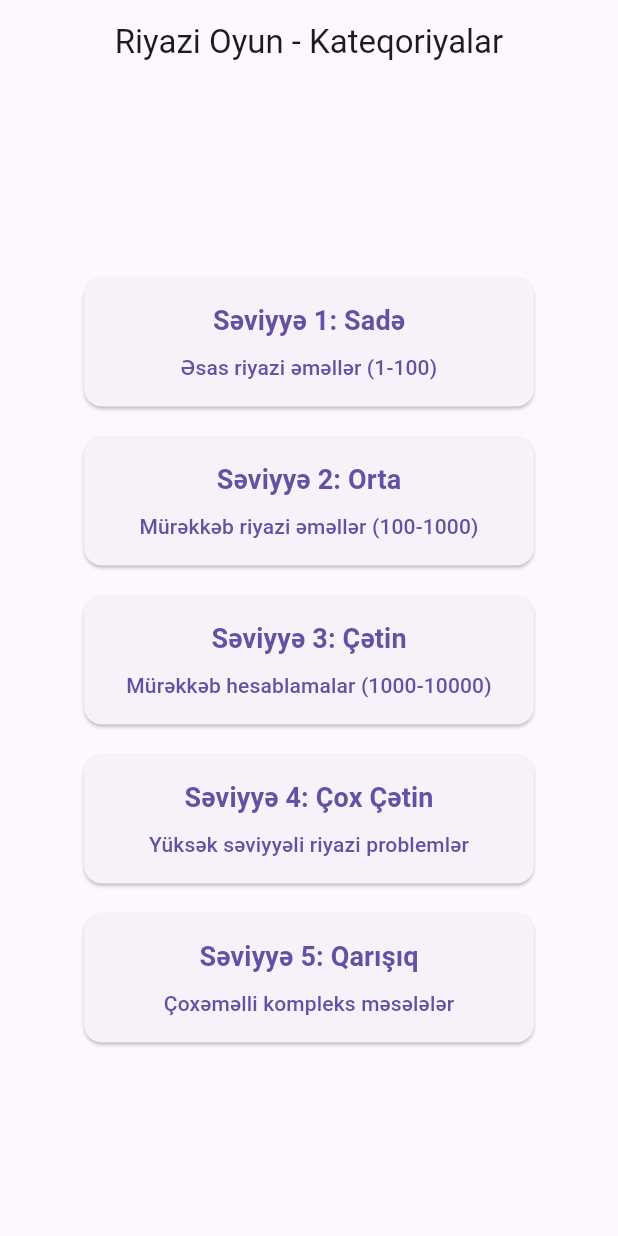
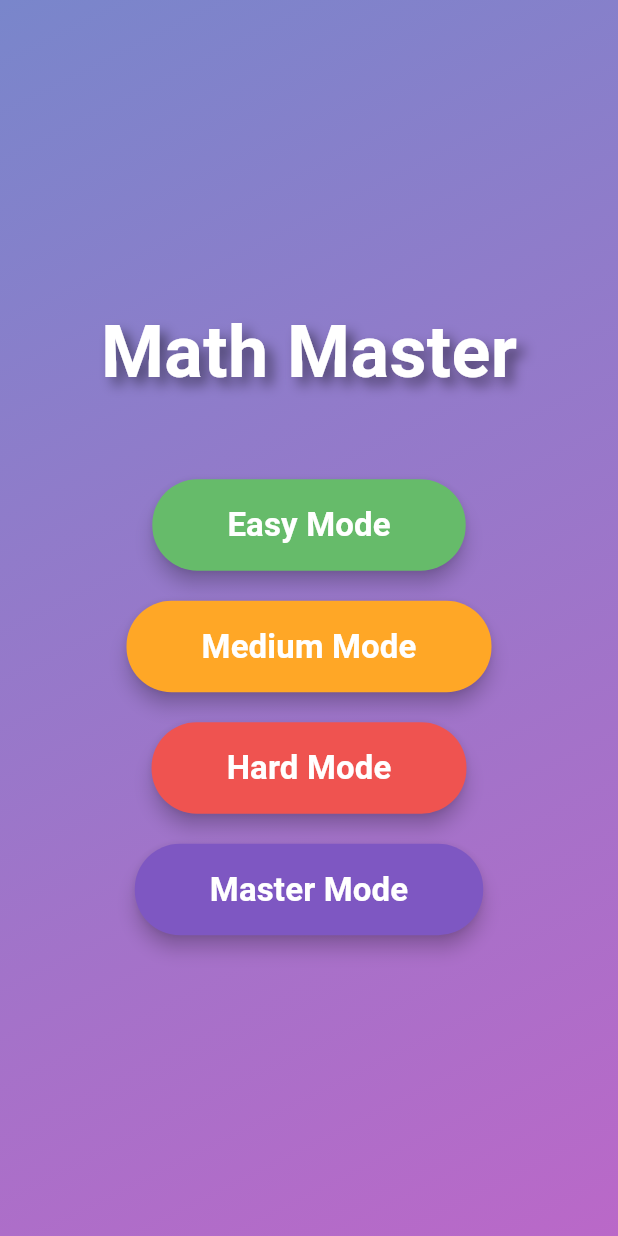
Before and after one commit to therasuldev/zifromania, a Flutter app: the screen it shows after launch, on a phone screen of 412 x 824 dp. Run offline on Flutter 3.47's test engine with Material 3 defaults, Android fonts, the phone set to English and light mode, and no system bars; our stand-ins replace audioplayers, confetti; Roboto replaces fonts that are missing (Montserrat).

```diff
--- a/lib/main.dart
+++ b/lib/main.dart
@@ -1,17 +1,14 @@
-// ignore_for_file: constant_identifier_names
 import 'dart:async';
 import 'dart:math';
+// import 'package:flame/components.dart' hide Timer;
+// import 'package:flame/palette.dart';
 import 'package:flutter/material.dart';
+import 'package:audioplayers/audioplayers.dart';
+import 'package:confetti/confetti.dart';
 
 void main() {
   runApp(const MathGameApp());
 }
-
-// Enum for Game Difficulty Levels
-enum GameDifficulty { easy, medium, hard, veryDifficult, mix }
-
-// Enum for Operation Types with Extended Operations
-enum OperationType { addition, subtraction, multiplication, division, squareRoot, modulo, exponentiation, logarithm }
 
 class MathGameApp extends StatelessWidget {
   const MathGameApp({super.key});
@@ -19,68 +16,58 @@ class MathGameApp extends StatelessWidget {
   @override
   Widget build(BuildContext context) {
     return MaterialApp(
-      title: 'Riyazi Oyun',
+      title: 'Math Master',
       theme: ThemeData(
-        primarySwatch: Colors.blue,
-        fontFamily: 'Roboto',
+        primarySwatch: Colors.indigo,
+        fontFamily: 'Montserrat',
+        visualDensity: VisualDensity.adaptivePlatformDensity,
       ),
-      home: const CategorySelectionScreen(),
-      debugShowCheckedModeBanner: false,
+      home: const GameIntroScreen(),
     );
   }
 }
 
-// Category Selection Screen
-class CategorySelectionScreen extends StatelessWidget {
-  const CategorySelectionScreen({super.key});
+class GameIntroScreen extends StatelessWidget {
+  const GameIntroScreen({super.key});
 
   @override
   Widget build(BuildContext context) {
     return Scaffold(
-      appBar: AppBar(
-        title: const Text('Riyazi Oyun - Kateqoriyalar'),
-        centerTitle: true,
+      body: Container(
+        decoration: BoxDecoration(
+          gradient: LinearGradient(
+            begin: Alignment.topLeft,
+            end: Alignment.bottomRight,
+            colors: [Colors.indigo.shade300, Colors.purple.shade300],
           ),
-      body: Padding(
-        padding: const EdgeInsets.all(16.0),
+        ),
         child: Center(
           child: Column(
             mainAxisAlignment: MainAxisAlignment.center,
             children: [
-              _buildCategoryButton(
-                context,
-                'Səviyyə 1: Sadə',
-                'Əsas riyazi əməllər (1-100)',
-                GameDifficulty.easy,
+              const Text(
+                'Math Master',
+                style: TextStyle(
+                  fontSize: 48,
+                  fontWeight: FontWeight.bold,
+                  color: Colors.white,
+                  shadows: [
+                    Shadow(
+                      blurRadius: 10.0,
+                      color: Colors.black45,
+                      offset: Offset(5.0, 5.0),
                     ),
+                  ],
+                ),
+              ),
+              const SizedBox(height: 50),
+              _buildDifficultyButton(context, 'Easy Mode', Colors.green.shade400, GameDifficulty.easy),
               const SizedBox(height: 20),
-              _buildCategoryButton(
-                context,
-                'Səviyyə 2: Orta',
-                'Mürəkkəb riyazi əməllər (100-1000)',
-                GameDifficulty.medium,
-              ),
+              _buildDifficultyButton(context, 'Medium Mode', Colors.orange.shade400, GameDifficulty.medium),
               const SizedBox(height: 20),
-              _buildCategoryButton(
-                context,
-                'Səviyyə 3: Çətin',
-                'Mürəkkəb hesablamalar (1000-10000)',
-                GameDifficulty.hard,
-              ),
+              _buildDifficultyButton(context, 'Hard Mode', Colors.red.shade400, GameDifficulty.hard),
               const SizedBox(height: 20),
-              _buildCategoryButton(
-                context,
-                'Səviyyə 4: Çox Çətin',
-                'Yüksək səviyyəli riyazi problemlər',
-                GameDifficulty.veryDifficult,
-              ),
-              const SizedBox(height: 20),
-              _buildCategoryButton(
-                context,
-                'Səviyyə 5: Qarışıq',
-                'Çoxəməlli kompleks məsələlər',
-                GameDifficulty.mix,
-              ),
+              _buildDifficultyButton(context, 'Master Mode', Colors.deepPurple.shade400, GameDifficulty.veryDifficult),
             ],
           ),
         ),
@@ -88,15 +75,15 @@ class CategorySelectionScreen extends StatelessWidget {
     );
   }
 
-  Widget _buildCategoryButton(BuildContext context, String title, String subtitle, GameDifficulty difficulty) {
-    return SizedBox(
-      width: 300,
-      child: ElevatedButton(
+  Widget _buildDifficultyButton(BuildContext context, String title, Color color, GameDifficulty difficulty) {
+    return ElevatedButton(
       style: ElevatedButton.styleFrom(
-          padding: const EdgeInsets.symmetric(vertical: 16.0, horizontal: 24.0),
+        backgroundColor: color,
+        padding: const EdgeInsets.symmetric(horizontal: 50, vertical: 15),
         shape: RoundedRectangleBorder(
-            borderRadius: BorderRadius.circular(12),
+          borderRadius: BorderRadius.circular(30),
         ),
+        elevation: 5,
       ),
       onPressed: () {
         Navigator.push(
@@ -106,49 +93,60 @@ class CategorySelectionScreen extends StatelessWidget {
           ),
         );
       },
-        child: Column(
-          children: [
-            Text(
+      child: Text(
         title,
-              style: const TextStyle(fontSize: 18, fontWeight: FontWeight.bold),
-            ),
-            const SizedBox(height: 8),
-            Text(
-              subtitle,
-              textAlign: TextAlign.center,
-            ),
-          ],
+        style: const TextStyle(
+          fontSize: 22,
+          fontWeight: FontWeight.bold,
+          color: Colors.white,
         ),
       ),
     );
   }
 }
 
-// Main Game Screen
+// Enum for Game Difficulty Levels
+enum GameDifficulty { easy, medium, hard, veryDifficult, mix }
+
+// Enum for Operation Types with Extended Operations
+enum OperationType { addition, subtraction, multiplication, division, squareRoot, modulo, exponentiation, logarithm }
+
 class GameScreen extends StatefulWidget {
   final GameDifficulty difficulty;
 
   const GameScreen({super.key, required this.difficulty});
 
   @override
-  State<GameScreen> createState() => _GameScreenState();
+  _GameScreenState createState() => _GameScreenState();
 }
 
-class _GameScreenState extends State<GameScreen> {
+class _GameScreenState extends State<GameScreen> with SingleTickerProviderStateMixin {
   late int score = 0;
   late int secondsRemaining = 60;
   Timer? timer;
   late String currentQuestion;
   late int correctAnswer;
   late List<int> answerOptions;
-  bool isCorrect = false;
   bool isGameActive = true;
   int incorrectAnswersCount = 0;
   static const int MAX_INCORRECT_ANSWERS = 4;
 
+  int? _lastSelectedAnswer;
+
+  // Sound and animation controllers
+  late AudioPlayer _audioPlayer;
+  late ConfettiController _confettiController;
+  late AnimationController _shakeController;
+
   @override
   void initState() {
     super.initState();
+    _audioPlayer = AudioPlayer();
+    _confettiController = ConfettiController(duration: const Duration(seconds: 1));
+    _shakeController = AnimationController(
+      duration: const Duration(milliseconds: 500),
+      vsync: this,
+    );
     startGame();
   }
 
@@ -336,43 +334,59 @@ class _GameScreenState extends State<GameScreen> {
     // Cavab seçimlərini strategik şəkildə yaradılması
     answerOptions = [correctAnswer];
 
-    while (answerOptions.length < 3) {
-      print('Answer Options Length: ${answerOptions.length}');
+    int maxAttempts = 20;
+    int attempts = 0;
+
+    while (answerOptions.length < 4 && attempts < maxAttempts) {
+      int errorMargin = ((correctAnswer.abs()) * 0.2).ceil() + 1;
+
+      // Farklı stratejilerle yanlış cevap üretme
       int wrongAnswer;
 
-      // Doğru cavabın ±20%-lik səhv marginindən istifadə olunur
-      int errorMargin = ((correctAnswer.abs()) * 0.2).ceil() + 1;
+      switch (attempts % 3) {
+        case 0:
+          // Doğru cevabın etrafında ±20% aralığında
           wrongAnswer = correctAnswer + (random.nextBool() ? random.nextInt(errorMargin) : -random.nextInt(errorMargin));
+          break;
+        case 1:
+          // Doğru cevaptan belirgin şekilde farklı
+          wrongAnswer = correctAnswer + (random.nextBool() ? errorMargin * 2 : -errorMargin * 2);
+          break;
+        default:
+          // Tamamen rastgele ama sınırlı
+          wrongAnswer = (correctAnswer + random.nextInt(errorMargin * 3) - (errorMargin * 1.5).toInt());
+      }
 
-      // Mənalı yanlış cavabların seçilməsi üçün əlavə yoxlamalar
-      if (wrongAnswer > 0 &&
-          wrongAnswer != correctAnswer &&
-          !answerOptions.contains(wrongAnswer) &&
-          !_hasMultipleEndingDigit(answerOptions, wrongAnswer % 10)) {
+      // Güvenlik kontrolleri
+      if (wrongAnswer != correctAnswer && wrongAnswer > 0 && !answerOptions.contains(wrongAnswer)) {
         answerOptions.add(wrongAnswer);
       }
+
+      attempts++;
     }
 
+    while (answerOptions.length < 4) {
+      int fallbackWrongAnswer = correctAnswer + random.nextInt(10) + 1;
+      if (!answerOptions.contains(fallbackWrongAnswer)) {
+        answerOptions.add(fallbackWrongAnswer);
+      }
+    }
     answerOptions.shuffle();
-  }
-
-// Eyni son rəqəmli cavabların çoxluğunu önləyən funksiya
-  bool _hasMultipleEndingDigit(List<int> currentOptions, int endDigit) {
-    return currentOptions.where((option) => option % 10 == endDigit).length >= 2;
   }
 
   void checkAnswer(int selectedAnswer) {
     if (!isGameActive) return;
 
-    isCorrect = selectedAnswer == correctAnswer;
+    // Store the selected answer
+    setState(() => _lastSelectedAnswer = selectedAnswer);
 
+    bool isCorrect = selectedAnswer == correctAnswer;
     if (isCorrect) {
       setState(() => score++);
     } else {
       setState(() {
         incorrectAnswersCount++;
-
-        // 4 ardıcıl səhv cavabda 1 xal çıxılır
+        // 4 səhv cavabda 1 xal çıxılır
         if (incorrectAnswersCount >= MAX_INCORRECT_ANSWERS) {
           score = max(0, score - 1);
           incorrectAnswersCount = 0;
@@ -381,13 +395,40 @@ class _GameScreenState extends State<GameScreen> {
     }
 
     showAnswerResult(isCorrect, selectedAnswer);
+
+    // Reset the selected answer after a short delay
+    Future.delayed(const Duration(milliseconds: 500), () {
+      if (mounted && isGameActive) {
+        setState(() {
+          _lastSelectedAnswer = null;
+          generateNewQuestion();
+        });
+      }
+    });
+  }
+
+  void playSoundEffect(bool isCorrect) async {
+    if (isCorrect) {
+      await _audioPlayer.play(AssetSource('sounds/correct_sound.mp3'));
+    } else {
+      await _audioPlayer.play(AssetSource('sounds/wrong_sound.mp3'));
+    }
   }
 
   void showAnswerResult(bool isCorrect, int selectedAnswer) {
-    // Generate new question immediately
+    playSoundEffect(isCorrect);
+
+    if (isCorrect) {
+      _confettiController.play();
+    } else {
+      _shakeController.forward(from: 0.0);
+    }
+
     Future.delayed(const Duration(milliseconds: 500), () {
       if (mounted && isGameActive) {
-        setState(() => generateNewQuestion());
+        setState(() {
+          generateNewQuestion();
+        });
       }
     });
   }
@@ -412,13 +453,29 @@ class _GameScreenState extends State<GameScreen> {
               child: const Text('Ana Səhifəyə Qayıt'),
               onPressed: () {
                 Navigator.of(context).pop();
-                Navigator.of(context).pushReplacement(MaterialPageRoute(builder: (_) => const CategorySelectionScreen()));
+                Navigator.of(context).pushReplacement(MaterialPageRoute(builder: (_) => const GameIntroScreen()));
               },
             ),
           ],
         );
       },
     );
+  }
+
+  Color _getButtonColor(int answer) {
+    if (_lastSelectedAnswer == null) {
+      return Colors.transparent; // Default state
+    }
+
+    if (answer == correctAnswer) {
+      return Colors.green; // Correct answer always green
+    }
+
+    if (answer == _lastSelectedAnswer) {
+      return Colors.red; // Selected wrong answer in red
+    }
+
+    return Colors.transparent; // Other buttons remain transparent
   }
 
   @override
@@ -447,7 +504,8 @@ class _GameScreenState extends State<GameScreen> {
         title: Text(difficultyTitle),
         centerTitle: true,
       ),
-      body: Center(
+      body: Stack(children: [
+        Center(
           child: Column(
             mainAxisAlignment: MainAxisAlignment.center,
             children: [
@@ -483,7 +541,7 @@ class _GameScreenState extends State<GameScreen> {
                           style: ElevatedButton.styleFrom(
                             padding: const EdgeInsets.all(16),
                             textStyle: const TextStyle(fontSize: 20),
-                          backgroundColor: isCorrect && answer == correctAnswer ? Colors.green : Colors.transparent,
+                            backgroundColor: _getButtonColor(answer),
                           ),
                           onPressed: () => checkAnswer(answer),
                           child: Text(answer.toString()),
@@ -493,9 +551,16 @@ class _GameScreenState extends State<GameScreen> {
                   }).toList(),
                 ),
               ),
+              ConfettiWidget(
+                confettiController: _confettiController,
+                blastDirectionality: BlastDirectionality.explosive,
+                shouldLoop: false,
+                colors: const [Colors.green, Colors.blue, Colors.pink, Colors.orange, Colors.purple],
+              ),
             ],
           ),
         ),
+      ]),
     );
   }
 
@@ -531,6 +596,9 @@ class _GameScreenState extends State<GameScreen> {
   @override
   void dispose() {
     timer?.cancel();
+    _audioPlayer.dispose();
+    _confettiController.dispose();
+    _shakeController.dispose();
     super.dispose();
   }
 }
```
Lines whose indentation alone changed are shown as unchanged.
